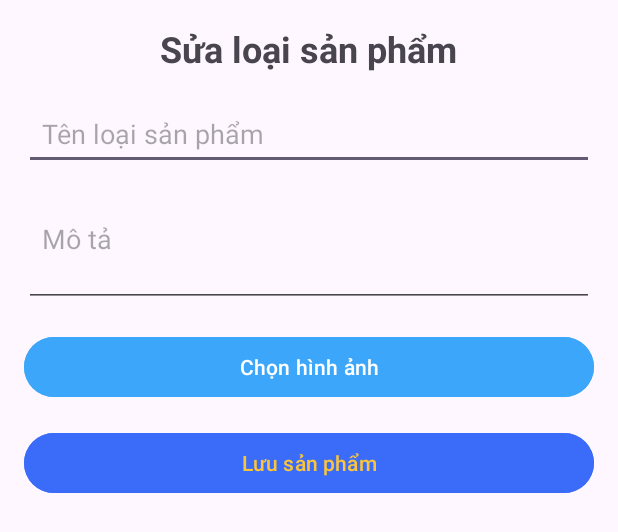
After one commit to NguyenHoangNamCT/Online-Shop-App-for-Android, an Android app: the layout activity_activiy_sua_loai_sp.xml on its own in the app's theme, with its tools: preview values and no code run, on a phone screen of 412 x 824 dp. The commit adds this screen. Shown: the top 532 px of the screen. Run offline under Robolectric (Android 15) with nearby library versions, the phone set to English and light mode, and no system bars; network calls fail.

Commit message:
Hoàn thành tính năng sửa sản phẩm

```diff
--- a/ThaoTacVoiDatabase/myApp/app/src/main/AndroidManifest.xml
+++ b/ThaoTacVoiDatabase/myApp/app/src/main/AndroidManifest.xml
@@ -15,6 +15,9 @@
         android:theme="@style/Theme.OnlineShopAppForAndroid"
         android:usesCleartextTraffic="true"
         tools:targetApi="31">
+        <activity
+            android:name=".ActivitySuaLoaiSP"
+            android:exported="false" />
         <activity
             android:name=".Activity_ThemLoaiSP"
             android:exported="false" />
--- a/ThaoTacVoiDatabase/myApp/app/src/main/java/com/nhnam1710/OnlineShopAppForAndroid/Activity_ThemLoaiSP.java
+++ b/ThaoTacVoiDatabase/myApp/app/src/main/java/com/nhnam1710/OnlineShopAppForAndroid/Activity_ThemLoaiSP.java
@@ -53,7 +53,7 @@ public class Activity_ThemLoaiSP extends AppCompatActivity {
                 startActivityForResult(Intent.createChooser(intent, "Chọn hình ảnh"), REQUEST_CODE_CHON_HINH);
                 //startActivityForResult sẽ nhận kết quả từ hành động chọn ảnh ở phương thức onActivityResult
             }
-        });A
+        });
 
         //bước cuối bắt sự kiện cho nút thêm (gọi lại phương thức gửi dữ liệu loại sản phẩm người dùng nhập lên sever để thêm)
         buttonThemLoaiSP.setOnClickListener(new View.OnClickListener() {
--- a/ThaoTacVoiDatabase/myApp/app/src/main/java/com/nhnam1710/OnlineShopAppForAndroid/LoaiSanPham.java
+++ b/ThaoTacVoiDatabase/myApp/app/src/main/java/com/nhnam1710/OnlineShopAppForAndroid/LoaiSanPham.java
@@ -3,7 +3,9 @@ package com.nhnam1710.OnlineShopAppForAndroid;
 import org.json.JSONException;
 import org.json.JSONObject;
 
-public class LoaiSanPham {
+import java.io.Serializable;
+
+public class LoaiSanPham implements Serializable {
     private int id;
     private String tenLoaiSanPham;
     private String moTa;
--- /dev/null
+++ b/ThaoTacVoiDatabase/myApp/app/src/main/res/layout/activity_activiy_sua_loai_sp.xml
@@ -0,0 +1,66 @@
+<?xml version="1.0" encoding="utf-8"?>
+<LinearLayout
+    xmlns:android="http://schemas.android.com/apk/res/android"
+    android:layout_width="match_parent"
+    android:layout_height="match_parent"
+    android:orientation="vertical"
+    android:padding="16dp">
+
+    <!-- Tiêu đề -->
+    <TextView
+        android:layout_width="wrap_content"
+        android:layout_height="wrap_content"
+        android:text="Sửa loại sản phẩm"
+        android:textSize="24sp"
+        android:textStyle="bold"
+        android:layout_gravity="center"
+        android:paddingBottom="16dp"/>
+
+    <!-- Tên loại sản phẩm -->
+    <EditText
+        android:id="@+id/editTextTenLoaiSanPham_activity_sua_loai_sp"
+        android:layout_width="match_parent"
+        android:layout_height="wrap_content"
+        android:hint="Tên loại sản phẩm"
+        android:padding="12dp" />
+
+    <!-- Mô tả -->
+    <EditText
+        android:id="@+id/editTextMoTa_activity_sua_loai_sp"
+        android:layout_width="match_parent"
+        android:layout_height="wrap_content"
+        android:hint="Mô tả"
+        android:padding="12dp"
+        android:inputType="textMultiLine"
+        android:minLines="3"/>
+
+    <!-- Nút để chọn hình ảnh -->
+    <Button
+        android:id="@+id/buttonChonHinhAnh_activity_sua_loai_sp"
+        android:layout_width="match_parent"
+        android:layout_height="wrap_content"
+        android:text="Chọn hình ảnh"
+        android:layout_marginTop="16dp"
+        android:backgroundTint="@color/mauPhu3"/>
+
+    <!-- ImageView để hiển thị hình ảnh đã chọn -->
+    <ImageView
+        android:id="@+id/imageViewHinhAnh_activity_sua_loai_sp"
+        android:layout_width="match_parent"
+        android:layout_height="200dp"
+        android:layout_marginTop="16dp"
+        android:scaleType="centerCrop"
+        android:background="@android:color/darker_gray"
+        android:contentDescription="Hình ảnh sản phẩm"
+        android:visibility="gone"/> <!-- Ẩn khi chưa chọn hình ảnh -->
+
+    <!-- Nút lưu loại sản phẩm -->
+    <Button
+        android:id="@+id/buttonThemLoaiSP_activity_sua_loai_sp"
+        android:layout_width="match_parent"
+        android:layout_height="wrap_content"
+        android:text="Lưu sản phẩm"
+        android:layout_marginTop="16dp"
+        android:backgroundTint="@color/blue"
+        android:textColor="@color/yellow"/>
+</LinearLayout>
```
Also changed, not shown: ThaoTacVoiDatabase/myApp/app/src/main/java/com/nhnam1710/OnlineShopAppForAndroid/ActivitySuaLoaiSP.java (added, +183 -0 lines), ThaoTacVoiDatabase/myApp/app/src/main/java/com/nhnam1710/OnlineShopAppForAndroid/AdapterLoaiSanPham.java (+10 -6 lines), ThaoTacVoiDatabase/myApp/app/src/main/res/values/strings.xml (+11 -9 lines), 12 other files.
